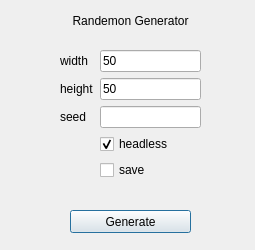
First picture: the form in generator/user_interface.ui, repository KlaasNe/randemon-old, before the edit.
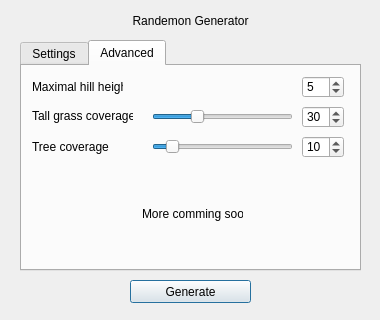
Second picture: the form after the edit. The open tabs and pages were chosen to show the change.

Diff of the .ui file:
```diff
--- a/generator/user_interface.ui
+++ b/generator/user_interface.ui
@@ -6,8 +6,8 @@
    <rect>
     <x>0</x>
     <y>0</y>
-    <width>255</width>
-    <height>250</height>
+    <width>380</width>
+    <height>320</height>
    </rect>
   </property>
   <property name="windowTitle">
@@ -16,8 +16,8 @@
   <widget class="QPushButton" name="pushButton_generate">
    <property name="geometry">
     <rect>
-     <x>70</x>
-     <y>210</y>
+     <x>130</x>
+     <y>280</y>
      <width>121</width>
      <height>23</height>
     </rect>
@@ -26,13 +26,51 @@
     <string>Generate</string>
    </property>
   </widget>
+  <widget class="QLabel" name="label_title">
+   <property name="geometry">
+    <rect>
+     <x>100</x>
+     <y>10</y>
+     <width>181</width>
+     <height>21</height>
+    </rect>
+   </property>
+   <property name="text">
+    <string>Randemon Generator</string>
+   </property>
+   <property name="textFormat">
+    <enum>Qt::AutoText</enum>
+   </property>
+   <property name="scaledContents">
+    <bool>false</bool>
+   </property>
+   <property name="alignment">
+    <set>Qt::AlignCenter</set>
+   </property>
+  </widget>
+  <widget class="QTabWidget" name="Tabs">
+   <property name="geometry">
+    <rect>
+     <x>20</x>
+     <y>40</y>
+     <width>341</width>
+     <height>231</height>
+    </rect>
+   </property>
+   <property name="currentIndex">
+    <number>0</number>
+   </property>
+   <widget class="QWidget" name="settingsTab">
+    <attribute name="title">
+     <string>Settings</string>
+    </attribute>
   <widget class="QWidget" name="formLayoutWidget">
    <property name="geometry">
     <rect>
-     <x>60</x>
-     <y>50</y>
+       <x>100</x>
+       <y>40</y>
      <width>141</width>
-     <height>141</height>
+       <height>131</height>
     </rect>
    </property>
    <layout class="QFormLayout" name="formLayout">
@@ -74,8 +112,18 @@
     <item row="2" column="1">
      <widget class="QLineEdit" name="lineEdit_seed"/>
     </item>
-    <item row="3" column="1">
+      <item row="5" column="1">
+       <widget class="QCheckBox" name="checkBox_save">
+        <property name="text">
+         <string>save</string>
+        </property>
+       </widget>
+      </item>
+      <item row="4" column="1">
      <widget class="QCheckBox" name="checkBox_headless">
+        <property name="enabled">
+         <bool>false</bool>
+        </property>
       <property name="text">
        <string>headless</string>
       </property>
@@ -84,36 +132,146 @@
       </property>
      </widget>
     </item>
-    <item row="4" column="1">
-     <widget class="QCheckBox" name="checkBox_save">
-      <property name="text">
-       <string>save</string>
-      </property>
-     </widget>
-    </item>
-   </layout>
-  </widget>
-  <widget class="QLabel" name="label_title">
+     </layout>
+    </widget>
+   </widget>
+   <widget class="QWidget" name="advancedTab">
+    <attribute name="title">
+     <string>Advanced</string>
+    </attribute>
+    <widget class="QLabel" name="label_3">
    <property name="geometry">
     <rect>
-     <x>40</x>
+       <x>10</x>
+       <y>70</y>
+       <width>91</width>
+       <height>21</height>
+      </rect>
+     </property>
+     <property name="text">
+      <string>Tree coverage</string>
+     </property>
+    </widget>
+    <widget class="QLabel" name="label_2">
+     <property name="geometry">
+      <rect>
+       <x>10</x>
+       <y>40</y>
+       <width>101</width>
+       <height>20</height>
+      </rect>
+     </property>
+     <property name="text">
+      <string>Tall grass coverage</string>
+     </property>
+    </widget>
+    <widget class="QLabel" name="label">
+     <property name="geometry">
+      <rect>
+       <x>10</x>
      <y>10</y>
-     <width>181</width>
+       <width>91</width>
      <height>21</height>
     </rect>
    </property>
    <property name="text">
-    <string>Randemon Generator</string>
-   </property>
-   <property name="textFormat">
-    <enum>Qt::AutoText</enum>
-   </property>
-   <property name="scaledContents">
-    <bool>false</bool>
-   </property>
-   <property name="alignment">
-    <set>Qt::AlignCenter</set>
-   </property>
+      <string>Maximal hill height</string>
+     </property>
+    </widget>
+    <widget class="QSpinBox" name="spinBox_maxHillHeight">
+     <property name="geometry">
+      <rect>
+       <x>280</x>
+       <y>10</y>
+       <width>42</width>
+       <height>22</height>
+      </rect>
+     </property>
+     <property name="maximum">
+      <number>100</number>
+     </property>
+     <property name="value">
+      <number>5</number>
+     </property>
+    </widget>
+    <widget class="QSpinBox" name="spinBox_tallGrass">
+     <property name="geometry">
+      <rect>
+       <x>280</x>
+       <y>40</y>
+       <width>42</width>
+       <height>22</height>
+      </rect>
+     </property>
+     <property name="value">
+      <number>30</number>
+     </property>
+    </widget>
+    <widget class="QSlider" name="horizontalSlider_tallGrassCoverage">
+     <property name="geometry">
+      <rect>
+       <x>130</x>
+       <y>40</y>
+       <width>141</width>
+       <height>22</height>
+      </rect>
+     </property>
+     <property name="maximum">
+      <number>100</number>
+     </property>
+     <property name="sliderPosition">
+      <number>30</number>
+     </property>
+     <property name="orientation">
+      <enum>Qt::Horizontal</enum>
+     </property>
+    </widget>
+    <widget class="QLabel" name="label_4">
+     <property name="geometry">
+      <rect>
+       <x>120</x>
+       <y>140</y>
+       <width>101</width>
+       <height>16</height>
+      </rect>
+     </property>
+     <property name="text">
+      <string>More comming soon!</string>
+     </property>
+    </widget>
+    <widget class="QSlider" name="horizontalSlider">
+     <property name="geometry">
+      <rect>
+       <x>130</x>
+       <y>70</y>
+       <width>141</width>
+       <height>22</height>
+      </rect>
+     </property>
+     <property name="maximum">
+      <number>100</number>
+     </property>
+     <property name="sliderPosition">
+      <number>10</number>
+     </property>
+     <property name="orientation">
+      <enum>Qt::Horizontal</enum>
+     </property>
+    </widget>
+    <widget class="QSpinBox" name="spinBox_trees">
+     <property name="geometry">
+      <rect>
+       <x>280</x>
+       <y>70</y>
+       <width>42</width>
+       <height>22</height>
+      </rect>
+     </property>
+     <property name="value">
+      <number>10</number>
+     </property>
+    </widget>
+   </widget>
   </widget>
  </widget>
  <resources/>
```
Left out of the diff: 69 changed lines with no effect on the pictures. Lines whose indentation alone changed are shown as unchanged.
